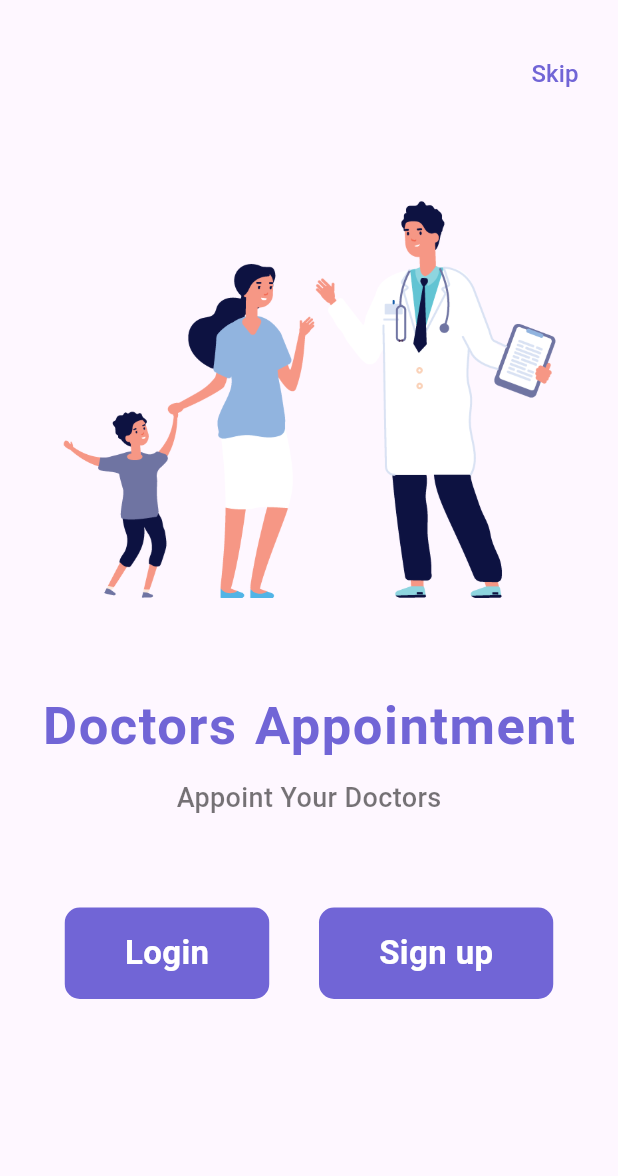
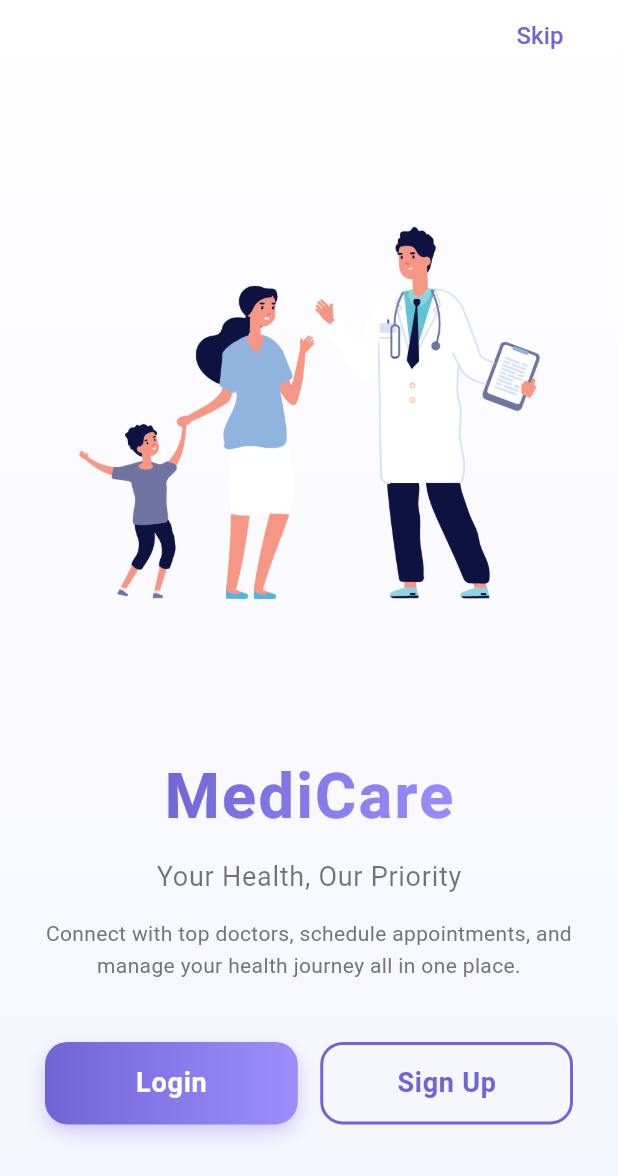
Before and after one commit to SardarHossaini/Medical-Health-App, a Flutter app: the screen it shows after launch, on a phone screen of 412 x 824 dp. Shown: the top 1176 px of the screen. Run offline on Flutter 3.47's test engine with Material 3 defaults, Android fonts, the phone set to English and light mode, and no system bars.

Commit message:
update the code of welcome page

```diff
--- a/lib/screen/appointment_screen.dart
+++ b/lib/screen/appointment_screen.dart
@@ -137,7 +137,7 @@ class AppointmentScreen extends StatelessWidget {
                     ],
                   ),
                   SizedBox(
-                    height: 160,
+                    height: 140,
                     child: ListView.builder(
                       scrollDirection: Axis.horizontal,
                       itemCount: 4,
--- a/lib/screen/welcome_screen.dart
+++ b/lib/screen/welcome_screen.dart
@@ -7,51 +7,126 @@ class WelcomeScreen extends StatelessWidget {
 
   @override
   Widget build(BuildContext context) {
-    return Material(
-      child: Container(
-        width: MediaQuery.of(context).size.width,
-        height: MediaQuery.of(context).size.height,
-        padding: EdgeInsets.all(10),
+    final size = MediaQuery.of(context).size;
+
+    return Scaffold(
+      body: Container(
+        width: size.width,
+        height: size.height,
+        decoration: BoxDecoration(
+          gradient: LinearGradient(
+            begin: Alignment.topCenter,
+            end: Alignment.bottomCenter,
+            colors: [
+              Colors.white,
+              Color(0xFFF5F5FF), // Light purple tint
+            ],
+          ),
+        ),
+        child: SafeArea(
           child: Column(
             children: [
-            SizedBox(height: 15),
-            Align(
-              alignment: Alignment.centerRight,
-              child: TextButton(
+              // Skip button with better positioning
+              Padding(
+                padding: const EdgeInsets.symmetric(horizontal: 20),
+                child: Row(
+                  mainAxisAlignment: MainAxisAlignment.end,
+                  children: [
+                    TextButton(
                       onPressed: () {
-                  // Navigator.push(context, MaterialPageRoute(builder: (context)=>))
+                        // Handle skip
                       },
-                child: Text("Skip", style: TextStyle(fontSize: 16, color: Color(0xFF7165D6))),
+                      style: TextButton.styleFrom(foregroundColor: Color(0xFF7165D6)),
+                      child: Text(
+                        "Skip",
+                        style: TextStyle(fontSize: 16, fontWeight: FontWeight.w500),
                       ),
                     ),
-            SizedBox(height: 40),
-            Padding(
-              padding: const EdgeInsets.all(20),
-              child: Image.asset("assets/images/doctors.png"),
-            ),
-            SizedBox(height: 40),
-            Text(
-              "Doctors Appointment",
-              style: TextStyle(
-                color: Color(0xFF7165D6),
-                fontSize: 35,
-                fontWeight: FontWeight.bold,
-                wordSpacing: 2,
-                letterSpacing: 1,
+                  ],
                 ),
               ),
-            SizedBox(height: 10),
+
+              // Hero image with better styling
+              Expanded(
+                flex: 3,
+                child: Container(
+                  width: size.width * 0.8,
+                  child: Image.asset("assets/images/doctors.png", fit: BoxFit.contain),
+                ),
+              ),
+
+              // Text content with better spacing
+              Expanded(
+                flex: 2,
+                child: Container(
+                  width: size.width,
+                  padding: const EdgeInsets.symmetric(horizontal: 30),
+                  child: Column(
+                    children: [
+                      // Main title with gradient effect
+                      ShaderMask(
+                        shaderCallback: (bounds) => LinearGradient(
+                          colors: [Color(0xFF7165D6), Color(0xFF9B8EFC)],
+                          begin: Alignment.topLeft,
+                          end: Alignment.bottomRight,
+                        ).createShader(bounds),
+                        child: Text(
+                          "MediCare",
+                          style: TextStyle(
+                            fontSize: 42,
+                            fontWeight: FontWeight.bold,
+                            color: Colors.white,
+                            letterSpacing: 1.5,
+                          ),
+                        ),
+                      ),
+
+                      const SizedBox(height: 10),
+
+                      // Subtitle with better styling
                       Text(
-              "Appoint Your Doctors",
-              style: TextStyle(color: Colors.black54, fontSize: 18, fontWeight: FontWeight.w500),
+                        "Your Health, Our Priority",
+                        style: TextStyle(
+                          fontSize: 18,
+                          color: Colors.black54,
+                          fontWeight: FontWeight.w400,
+                          letterSpacing: 0.5,
                         ),
-            SizedBox(height: 60),
+                      ),
+
+                      const SizedBox(height: 15),
+
+                      // Description with better readability
+                      Text(
+                        "Connect with top doctors, schedule appointments, and manage your health journey all in one place.",
+                        textAlign: TextAlign.center,
+                        style: TextStyle(fontSize: 14, color: Colors.grey[600], height: 1.5),
+                      ),
+
+                      const SizedBox(height: 40),
+
+                      // Buttons with improved design
                       Row(
-              mainAxisAlignment: MainAxisAlignment.spaceEvenly,
                         children: [
-                Material(
-                  color: Color(0xFF7165D6),
-                  borderRadius: BorderRadius.circular(10),
+                          // Login Button
+                          Expanded(
+                            child: Container(
+                              height: 55,
+                              decoration: BoxDecoration(
+                                gradient: LinearGradient(
+                                  colors: [Color(0xFF7165D6), Color(0xFF9B8EFC)],
+                                ),
+                                borderRadius: BorderRadius.circular(15),
+                                boxShadow: [
+                                  BoxShadow(
+                                    color: Color(0xFF7165D6).withOpacity(0.3),
+                                    blurRadius: 10,
+                                    offset: Offset(0, 5),
+                                  ),
+                                ],
+                              ),
+                              child: Material(
+                                color: Colors.transparent,
                                 child: InkWell(
                                   onTap: () {
                                     Navigator.push(
@@ -59,22 +134,35 @@ class WelcomeScreen extends StatelessWidget {
                                       MaterialPageRoute(builder: (context) => LoginScreen()),
                                     );
                                   },
-                    child: Padding(
-                      padding: const EdgeInsets.symmetric(vertical: 15, horizontal: 40),
+                                  borderRadius: BorderRadius.circular(15),
+                                  child: Center(
                                     child: Text(
                                       "Login",
                                       style: TextStyle(
                                         color: Colors.white,
-                          fontSize: 22,
-                          fontWeight: FontWeight.bold,
+                                        fontSize: 18,
+                                        fontWeight: FontWeight.w600,
+                                        letterSpacing: 0.5,
                                       ),
                                     ),
                                   ),
                                 ),
                               ),
-                Material(
-                  color: Color(0xFF7165D6),
-                  borderRadius: BorderRadius.circular(10),
+                            ),
+                          ),
+
+                          const SizedBox(width: 15),
+
+                          // Sign Up Button
+                          Expanded(
+                            child: Container(
+                              height: 55,
+                              decoration: BoxDecoration(
+                                border: Border.all(color: Color(0xFF7165D6), width: 2),
+                                borderRadius: BorderRadius.circular(15),
+                              ),
+                              child: Material(
+                                color: Colors.transparent,
                                 child: InkWell(
                                   onTap: () {
                                     Navigator.push(
@@ -82,14 +170,17 @@ class WelcomeScreen extends StatelessWidget {
                                       MaterialPageRoute(builder: (context) => SignupScreen()),
                                     );
                                   },
-                    child: Padding(
-                      padding: const EdgeInsets.symmetric(vertical: 15, horizontal: 40),
+                                  borderRadius: BorderRadius.circular(15),
+                                  child: Center(
                                     child: Text(
-                        "Sign up",
+                                      "Sign Up",
                                       style: TextStyle(
-                          color: Colors.white,
-                          fontSize: 22,
-                          fontWeight: FontWeight.bold,
+                                        color: Color(0xFF7165D6),
+                                        fontSize: 18,
+                                        fontWeight: FontWeight.w600,
+                                        letterSpacing: 0.5,
+                                      ),
+                                    ),
                                   ),
                                 ),
                               ),
@@ -100,6 +191,14 @@ class WelcomeScreen extends StatelessWidget {
                     ],
                   ),
                 ),
+              ),
+
+              // Bottom padding
+              const SizedBox(height: 20),
+            ],
+          ),
+        ),
+      ),
     );
   }
 }
```
Lines whose indentation alone changed are shown as unchanged.
